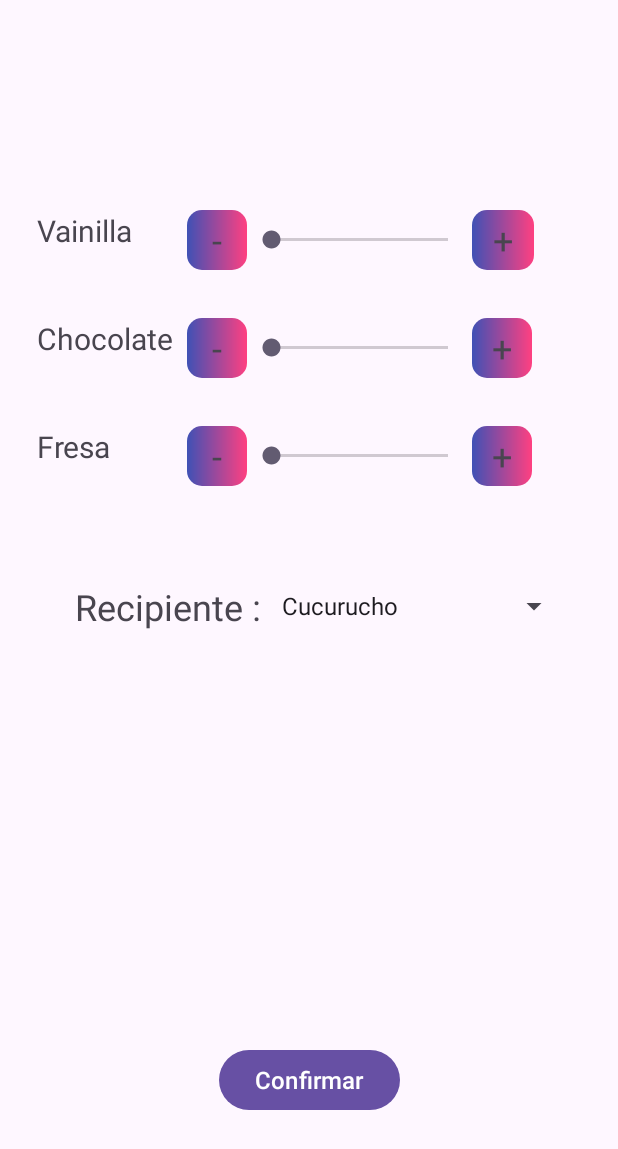
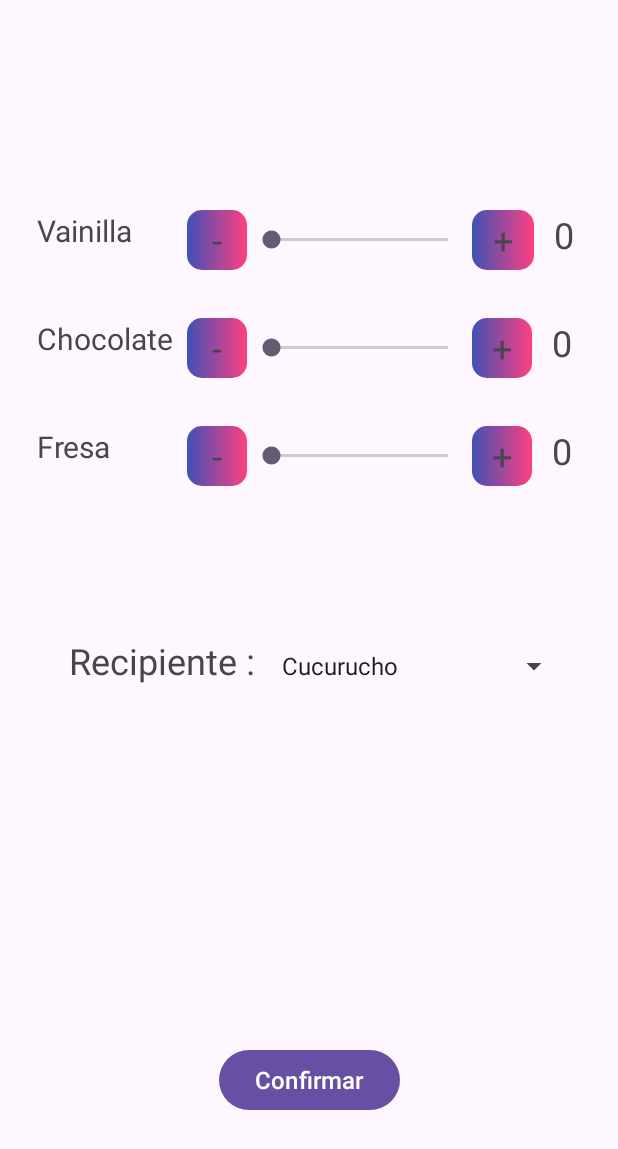
Before and after one commit to WINDOWEXPRESS/ASPracticas, an Android app: the Heladotron screen opened directly, with no data from a screen before it, on a phone screen of 412 x 824 dp. Shown: the top 1149 px of the screen. Run offline under Robolectric (Android 15) with nearby library versions, the phone set to English and light mode, and no system bars.

Commit message:
"Terminar heladotron y pedirNombre en casa"

```diff
--- a/app/src/main/java/com/example/aspracticas/ut03/u3e3/Heladotron.java
+++ b/app/src/main/java/com/example/aspracticas/ut03/u3e3/Heladotron.java
@@ -1,18 +1,124 @@
 package com.example.aspracticas.ut03.u3e3;
 
+import androidx.annotation.NonNull;
 import androidx.appcompat.app.AppCompatActivity;
 
+import android.content.Intent;
 import android.os.Bundle;
+import android.view.View;
+import android.widget.AdapterView;
+import android.widget.Button;
+import android.widget.SeekBar;
+import android.widget.Spinner;
+import android.widget.TextView;
 
 import com.example.aspracticas.R;
 
 public class Heladotron extends AppCompatActivity {
+    public static final String CLAVE_CANTIDAD_VAINILLA = "Soy la clave de vainilla";
+    public static final String CLAVE_CANTIDAD_FRESA = "Soy la clave de fresa";
+    public static final String CLAVE_CANTIDAD_CHOCO = "Soy la clave de chocolate";
+    public static final String CLAVE_RECIPIENTE = "Soy la clave de recipiente";
+    //Declarar variables
+    TextView cantVainilla,cantChoco,cantFresa;
+    TextView restarVainilla,restarChoco,restarFresa;
+    TextView sumarVainilla,sumarChoco,sumararFresa;
+    TextView errorCantidad0;
+    SeekBar sBarVainilla,sBarChoco,sBarFresa;
+    Spinner recipiente;
+    Button confirmar;
+
+    String opcionSeleccionadaRecipiente;
 
     @Override
     protected void onCreate(Bundle savedInstanceState) {
         super.onCreate(savedInstanceState);
         setContentView(R.layout.u3a3_heladotron);
 
+        cantVainilla = findViewById(R.id.u3a3_tView_Vainilla_Cantidad);
+        cantChoco = findViewById(R.id.u3a3_tView_Chocolate_Cantidad);
+        cantFresa = findViewById(R.id.u3a3_tView_Fresa_Cantidad);
+
+        restarVainilla = findViewById(R.id.u3a3_tView_Restar_Vainilla);
+        restarChoco = findViewById(R.id.u3a3_tView_Restar_Cocholate);
+        restarFresa = findViewById(R.id.u3a3_tView_Restar_Fresa);
+
+        sumarVainilla = findViewById(R.id.u3a3_tView_Sumar_Vainilla);
+        sumarChoco = findViewById(R.id.u3a3_tView_Sumar_Cocholate);
+        sumararFresa = findViewById(R.id.u3a3_tView_Sumar_Fresa);
+
+        sBarVainilla = findViewById(R.id.u3a3_sBar_Vainilla);
+        sBarChoco = findViewById(R.id.u3a3_sBar_Chocolate);
+        sBarFresa = findViewById(R.id.u3a3_sBar_Fresa);
+
+        errorCantidad0 = findViewById(R.id.u3a3_tView_Error_Cantidad_0);
+        recipiente = findViewById(R.id.u3a3_spinner_Recipiente);
+
+        confirmar = findViewById(R.id.u3a3_bt_Confimar);
+
+
+        sBarVainilla.setOnSeekBarChangeListener(getSBarValue(cantVainilla));
+        sumarVainilla.setOnClickListener(view -> sBarVainilla.setProgress(sBarVainilla.getProgress()+1));
+        restarVainilla.setOnClickListener(view -> sBarVainilla.setProgress(sBarVainilla.getProgress()-1));
+
+        sBarChoco.setOnSeekBarChangeListener(getSBarValue(cantChoco));
+        sumarChoco.setOnClickListener(view -> sBarChoco.setProgress(sBarChoco.getProgress()+1));
+        restarChoco.setOnClickListener(view -> sBarChoco.setProgress(sBarChoco.getProgress()-1));
+
+        sBarFresa.setOnSeekBarChangeListener(getSBarValue(cantFresa));
+        sumararFresa.setOnClickListener(view -> sBarFresa.setProgress(sBarFresa.getProgress()+1));
+        restarFresa.setOnClickListener(view -> sBarFresa.setProgress(sBarFresa.getProgress()-1));
+
+        recipiente.setOnItemSelectedListener(new AdapterView.OnItemSelectedListener() {
+            @Override
+            public void onItemSelected(AdapterView<?> parent, View view, int position, long id) {
+                opcionSeleccionadaRecipiente = parent.getItemAtPosition(position).toString();
+            }
+
+            @Override
+            public void onNothingSelected(AdapterView<?> parent) {
+
+            }
+        });
+
+        confirmar.setOnClickListener(new View.OnClickListener() {
+            @Override
+            public void onClick(View v) {
+                int cantidadVainilla = Integer.parseInt(cantVainilla.getText().toString());
+                int cantidadChoco = Integer.parseInt(cantChoco.getText().toString());
+                int cantidadFresa = Integer.parseInt(cantFresa.getText().toString());
+                if(cantidadVainilla == 0 && cantidadChoco == 0 && cantidadFresa == 0){
+                    errorCantidad0.setText(R.string.u3a3_error_cantidad_0);
+                }else{
+                    Intent intent = new Intent(Heladotron.this, MostrarHelado.class);
+                    intent.putExtra(CLAVE_CANTIDAD_VAINILLA,cantidadVainilla);
+                    intent.putExtra(CLAVE_CANTIDAD_CHOCO,cantidadChoco);
+                    intent.putExtra(CLAVE_CANTIDAD_FRESA,cantidadFresa);
+                    intent.putExtra(CLAVE_RECIPIENTE,opcionSeleccionadaRecipiente);
+                    startActivity(intent);
+                }
+            }
+        });
 
     }
+
+    @NonNull
+    private SeekBar.OnSeekBarChangeListener getSBarValue(TextView salidaCantidad) {
+        return new SeekBar.OnSeekBarChangeListener() {
+            @Override
+            public void onProgressChanged(SeekBar seekBar, int i, boolean b) {
+                salidaCantidad.setText(""+i);
+            }
+
+            @Override
+            public void onStartTrackingTouch(SeekBar seekBar) {
+
+            }
+
+            @Override
+            public void onStopTrackingTouch(SeekBar seekBar) {
+
+            }
+        };
+    }
 }
--- a/app/src/main/res/layout/u3a3_heladotron.xml
+++ b/app/src/main/res/layout/u3a3_heladotron.xml
@@ -10,7 +10,9 @@
         android:id="@+id/u3a3_tView_Vainilla_Cantidad"
         android:layout_width="40dp"
         android:layout_height="40dp"
-        android:textSize="20sp"
+        android:text="0"
+        android:textAlignment="center"
+        android:textSize="24sp"
         app:layout_constraintBottom_toBottomOf="@+id/u3a3_lLayout_Vainilla"
         app:layout_constraintStart_toEndOf="@+id/u3a3_lLayout_Vainilla"
         app:layout_constraintTop_toTopOf="@+id/u3a3_lLayout_Vainilla" />
@@ -19,7 +21,9 @@
         android:id="@+id/u3a3_tView_Fresa_Cantidad"
         android:layout_width="40dp"
         android:layout_height="40dp"
-        android:textSize="20sp"
+        android:text="0"
+        android:textAlignment="center"
+        android:textSize="24sp"
         app:layout_constraintBottom_toBottomOf="@+id/u3a3_lLayout_Fresa"
         app:layout_constraintStart_toEndOf="@+id/u3a3_lLayout_Fresa"
         app:layout_constraintTop_toTopOf="@+id/u3a3_lLayout_Fresa"
@@ -29,22 +33,12 @@
         android:id="@+id/u3a3_tView_Chocolate_Cantidad"
         android:layout_width="40dp"
         android:layout_height="40dp"
-        android:textSize="20sp"
+        android:text="0"
+        android:textAlignment="center"
+        android:textSize="24sp"
         app:layout_constraintBottom_toBottomOf="@+id/u3a3_lLayout_Cocholate"
         app:layout_constraintStart_toEndOf="@+id/u3a3_lLayout_Cocholate"
         app:layout_constraintTop_toTopOf="@+id/u3a3_lLayout_Cocholate" />
-
-    <Spinner
-        android:id="@+id/u3a3_spinner_Recipiente"
-        android:layout_width="200dp"
-        android:layout_height="48dp"
-        android:layout_marginTop="380dp"
-        android:entries="@array/recipienteHelado"
-        android:spinnerMode="dialog"
-        app:layout_constraintEnd_toEndOf="parent"
-        app:layout_constraintHorizontal_bias="0.848"
-        app:layout_constraintStart_toStartOf="parent"
-        app:layout_constraintTop_toTopOf="parent" />
 
     <TextView
         android:id="@+id/u3a3_tView_Vainilla"
@@ -224,10 +218,34 @@
         android:id="@+id/u3a3_tView_Recipiente"
         android:layout_width="150dp"
         android:layout_height="40dp"
+        android:layout_marginEnd="4dp"
+        android:layout_marginBottom="4dp"
         android:text="Recipiente : "
         android:textAlignment="viewEnd"
         android:textSize="24sp"
         app:layout_constraintBottom_toBottomOf="@+id/u3a3_spinner_Recipiente"
         app:layout_constraintEnd_toStartOf="@+id/u3a3_spinner_Recipiente" />
 
+    <Spinner
+        android:id="@+id/u3a3_spinner_Recipiente"
+        android:layout_width="200dp"
+        android:layout_height="48dp"
+        android:layout_marginTop="420dp"
+        android:entries="@array/recipienteHelado"
+        android:spinnerMode="dialog"
+        app:layout_constraintEnd_toEndOf="parent"
+        app:layout_constraintHorizontal_bias="0.848"
+        app:layout_constraintStart_toStartOf="parent"
+        app:layout_constraintTop_toTopOf="parent" />
+
+    <TextView
+        android:id="@+id/u3a3_tView_Error_Cantidad_0"
+        android:layout_width="246dp"
+        android:layout_height="30dp"
+        android:layout_marginTop="24dp"
+        app:layout_constraintEnd_toEndOf="@+id/u3a3_tView_Fresa_Cantidad"
+        app:layout_constraintHorizontal_bias="0.459"
+        app:layout_constraintStart_toStartOf="@+id/u3a3_tView_Fresa"
+        app:layout_constraintTop_toBottomOf="@+id/u3a3_lLayout_Fresa" />
+
 </androidx.constraintlayout.widget.ConstraintLayout>
--- a/app/src/main/res/layout/u3e4_mostrar_nombre.xml
+++ b/app/src/main/res/layout/u3a4_mostrar_nombre.xml
@@ -8,8 +8,8 @@
 
     <TextView
         android:id="@+id/u3a4_tView_Nombre"
-        android:layout_width="306dp"
-        android:layout_height="68dp"
+        android:layout_width="310dp"
+        android:layout_height="150dp"
         android:layout_marginTop="222dp"
         android:text="Anonimo"
         android:textAlignment="center"
--- a/app/src/main/res/layout/u3e4_pedir_nombre.xml
+++ b/app/src/main/res/layout/u3a4_pedir_nombre.xml
@@ -7,7 +7,7 @@
     tools:context=".ut03.u3e4.PedirNombre">
 
     <EditText
-        android:id="@+id/u3a4_dText_nombre"
+        android:id="@+id/u3a4_eText_nombre"
         android:layout_width="wrap_content"
         android:layout_height="wrap_content"
         android:layout_marginTop="222dp"
--- a/app/src/main/res/values/colors.xml
+++ b/app/src/main/res/values/colors.xml
@@ -7,4 +7,10 @@
     <color name="colorPrimary">#3F51B5</color>
     <color name="colorPrimaryDark">#303F9F</color>
     <color name="colorAccent">#FF4081</color>
+    <color name="colorMarronClaro">#CF8E40</color>
+    <color name="colorMarronOscuro">#8E7D63</color>
+    <color name="colorVainilla">#FFEB3B</color>
+    <color name="colorChocolate">#91754A</color>
+    <color name="colorFresa">#95E91E63</color>
+
 </resources>
--- a/app/src/main/res/values/recipienteHelado.xml
+++ b/app/src/main/res/values/recipienteHelado.xml
@@ -3,8 +3,7 @@
 
     <string-array name="recipienteHelado">
         <item >Cucurucho</item>
-        <item >Cucu</item>
-        <item>Choco</item>
+        <item >Cucu.Choco</item>
         <item >Tarina</item>
     </string-array>
 </resources>
--- a/app/src/main/res/values/strings.xml
+++ b/app/src/main/res/values/strings.xml
@@ -68,4 +68,8 @@
     <string name="u3a2_mensaje_error">Error los campos estan incompleto!!!</string>
     <string name="u3a2_Sumar">+</string>
 
+    <!--Heladotron-->
+    <string name="u3a3_cantidad_pedido">%d</string>
+    <string name="u3a3_error_cantidad_0">Error cantidad 0!!!</string>
+
 </resources>
```
Also changed, not shown: app/src/main/AndroidManifest.xml (+7 -1 lines), app/src/main/java/com/example/aspracticas/ut03/u3e3/MostrarHelado.java (added, +86 -0 lines), app/src/main/java/com/example/aspracticas/ut03/u3e4/MostrarNombre.java (+32 -1 lines), app/src/main/java/com/example/aspracticas/ut03/u3e4/PedirNombre.java (+29 -2 lines), app/src/main/res/layout/u3a3_mostrar_helado.xml (added, +43 -0 lines), 1 other file.
